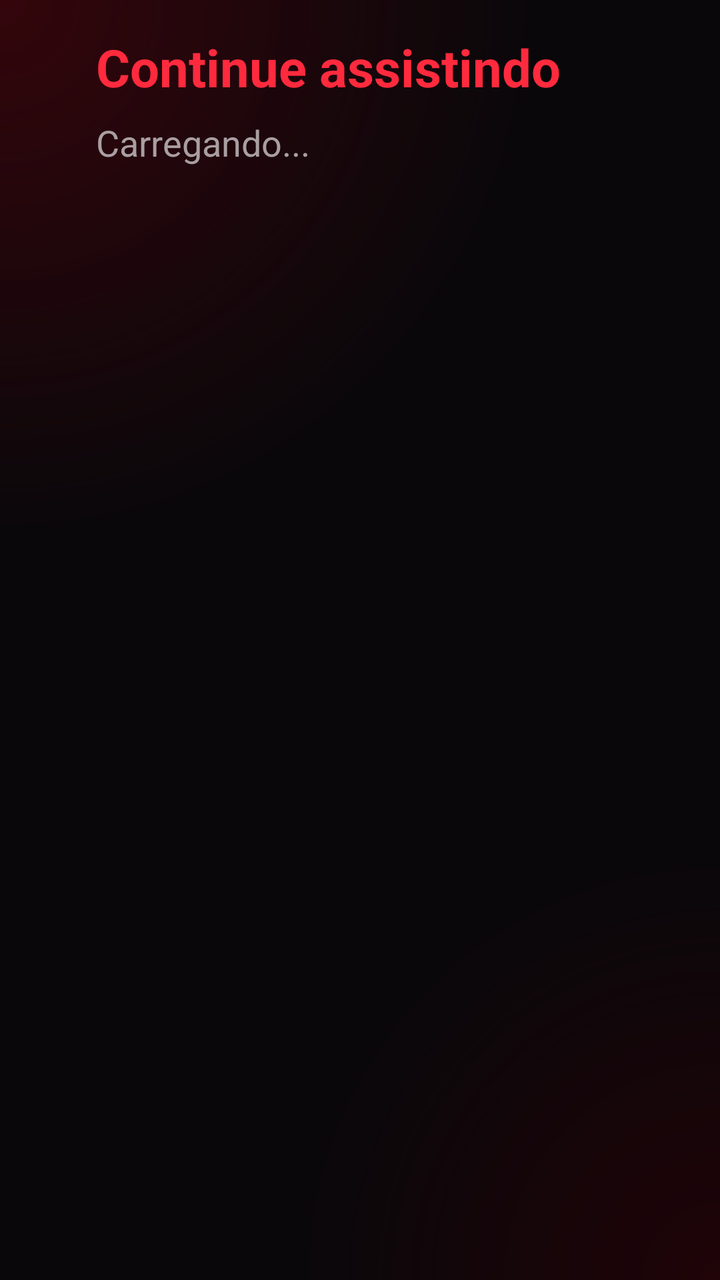
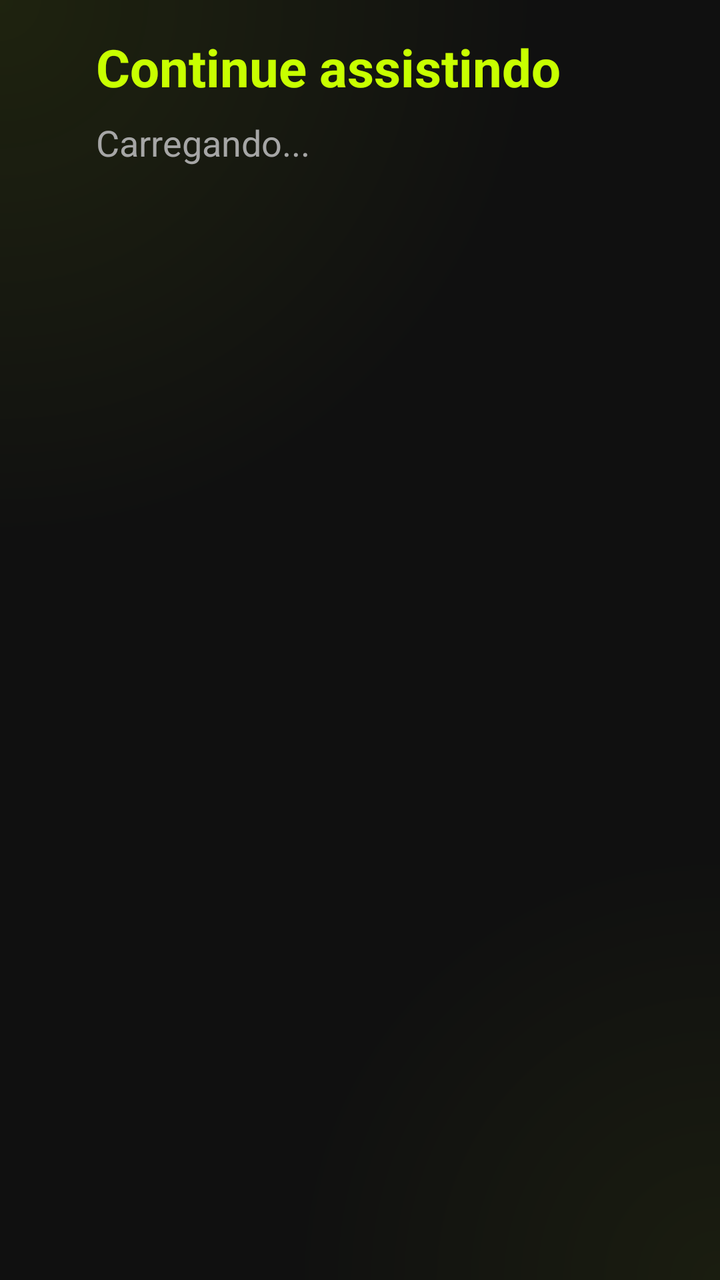

The first picture is an Android layout as it rendered before a commit; the second is the same layout after the commit. The layout source and the unified diff follow.
<!-- AndroidManifest.xml: application theme AppTheme -->
<!-- res/layout/activity_continue.xml -->
<?xml version="1.0" encoding="utf-8"?>
<LinearLayout xmlns:android="http://schemas.android.com/apk/res/android"
    android:layout_width="match_parent"
    android:layout_height="match_parent"
    android:background="@drawable/bg_gradient"
    android:orientation="vertical"
    android:paddingStart="48dp"
    android:paddingTop="16dp"
    android:paddingEnd="48dp"
    android:paddingBottom="16dp">

    <TextView
        android:layout_width="match_parent"
        android:layout_height="wrap_content"
        android:text="Continue assistindo"
        android:textColor="#FF2A3D"
        android:textSize="26sp"
        android:textStyle="bold" />

    <TextView
        android:id="@+id/tv_continue_status"
        android:layout_width="match_parent"
        android:layout_height="wrap_content"
        android:layout_marginTop="8dp"
        android:text="Carregando..."
        android:textColor="#A99FA3"
        android:textSize="18sp" />

    <ListView
        android:id="@+id/lv_continue"
        android:layout_width="match_parent"
        android:layout_height="0dp"
        android:layout_marginTop="8dp"
        android:layout_weight="1"
        android:divider="@android:color/transparent"
        android:dividerHeight="6dp"
        android:drawSelectorOnTop="false"
        android:listSelector="@drawable/bg_button" />

</LinearLayout>
<!-- resources referenced by this layout -->
<resources>
  <!-- drawable bg_button: vector/xml drawable (drawable, 2109 chars, omitted) -->
  <!-- drawable bg_gradient (drawable) -->
  <?xml version="1.0" encoding="utf-8"?>
  <layer-list xmlns:android="http://schemas.android.com/apk/res/android">
      <item>
          <shape android:shape="rectangle">
              <solid android:color="#09070A" />
          </shape>
      </item>
      <item>
          <shape android:shape="rectangle">
              <gradient android:type="radial" android:centerX="0.0" android:centerY="0.0"
                  android:gradientRadius="75%p" android:startColor="#33050B" android:endColor="#0033050B" />
          </shape>
      </item>
      <item>
          <shape android:shape="rectangle">
              <gradient android:type="radial" android:centerX="1.0" android:centerY="1.0"
                  android:gradientRadius="60%p" android:startColor="#1F0307" android:endColor="#001F0307" />
          </shape>
      </item>
  </layer-list>
  <style name="AppTheme" parent="android:Theme.Material.NoActionBar">
          <item name="android:windowBackground">#09070A</item>
      </style>
</resources>

<!-- the commit's change to res/layout/activity_continue.xml (unified diff, before → after) -->
@@ -13,7 +13,7 @@
         android:layout_width="match_parent"
         android:layout_height="wrap_content"
         android:text="Continue assistindo"
-        android:textColor="#FF2A3D"
+        android:textColor="#C8FF00"
         android:textSize="26sp"
         android:textStyle="bold" />
 
@@ -23,7 +23,7 @@
         android:layout_height="wrap_content"
         android:layout_marginTop="8dp"
         android:text="Carregando..."
-        android:textColor="#A99FA3"
+        android:textColor="#A6A6A6"
         android:textSize="18sp" />
 
     <ListView
<!-- resource entries referenced after the edit -->
@@ -1,29 +1,73 @@
 <!-- resources referenced by this layout -->
 <resources>
-  <!-- drawable bg_button: vector/xml drawable (drawable, 2109 chars, omitted) -->
+  <!-- drawable bg_button (drawable) -->
+  <?xml version="1.0" encoding="utf-8"?>
+  <selector xmlns:android="http://schemas.android.com/apk/res/android">
+      <item android:state_focused="true">
+          <layer-list>
+              <item>
+                  <shape android:shape="rectangle">
+                      <stroke android:width="6dp" android:color="#59C8FF00" />
+                      <corners android:radius="17dp" />
+                  </shape>
+              </item>
+              <item android:left="3dp" android:top="3dp" android:right="3dp" android:bottom="3dp">
+                  <shape android:shape="rectangle">
+                      <solid android:color="#222222" />
+                      <stroke android:width="3dp" android:color="#C8FF00" />
+                      <corners android:radius="14dp" />
+                  </shape>
+              </item>
+          </layer-list>
+      </item>
+      <item android:state_pressed="true">
+          <layer-list>
+              <item>
+                  <shape android:shape="rectangle">
+                      <stroke android:width="6dp" android:color="#59C8FF00" />
+                      <corners android:radius="17dp" />
+                  </shape>
+              </item>
+              <item android:left="3dp" android:top="3dp" android:right="3dp" android:bottom="3dp">
+                  <shape android:shape="rectangle">
+                      <solid android:color="#2E2E2E" />
+                      <stroke android:width="3dp" android:color="#C8FF00" />
+                      <corners android:radius="14dp" />
+                  </shape>
+              </item>
+          </layer-list>
+      </item>
+      <item>
+          <shape android:shape="rectangle">
+              <solid android:color="#12FFFFFF" />
+              <stroke android:width="1dp" android:color="#17FFFFFF" />
+              <corners android:radius="14dp" />
+          </shape>
+      </item>
+  </selector>
   <!-- drawable bg_gradient (drawable) -->
   <?xml version="1.0" encoding="utf-8"?>
   <layer-list xmlns:android="http://schemas.android.com/apk/res/android">
       <item>
           <shape android:shape="rectangle">
-              <solid android:color="#09070A" />
+              <solid android:color="#101010" />
           </shape>
       </item>
       <item>
           <shape android:shape="rectangle">
               <gradient android:type="radial" android:centerX="0.0" android:centerY="0.0"
-                  android:gradientRadius="75%p" android:startColor="#33050B" android:endColor="#0033050B" />
+                  android:gradientRadius="75%p" android:startColor="#14C8FF00" android:endColor="#00C8FF00" />
           </shape>
       </item>
       <item>
           <shape android:shape="rectangle">
               <gradient android:type="radial" android:centerX="1.0" android:centerY="1.0"
-                  android:gradientRadius="60%p" android:startColor="#1F0307" android:endColor="#001F0307" />
+                  android:gradientRadius="60%p" android:startColor="#0DC8FF00" android:endColor="#00C8FF00" />
           </shape>
       </item>
   </layer-list>
   <style name="AppTheme" parent="android:Theme.Material.NoActionBar">
-          <item name="android:windowBackground">#09070A</item>
+          <item name="android:windowBackground">#101010</item>
       </style>
 </resources>
 
